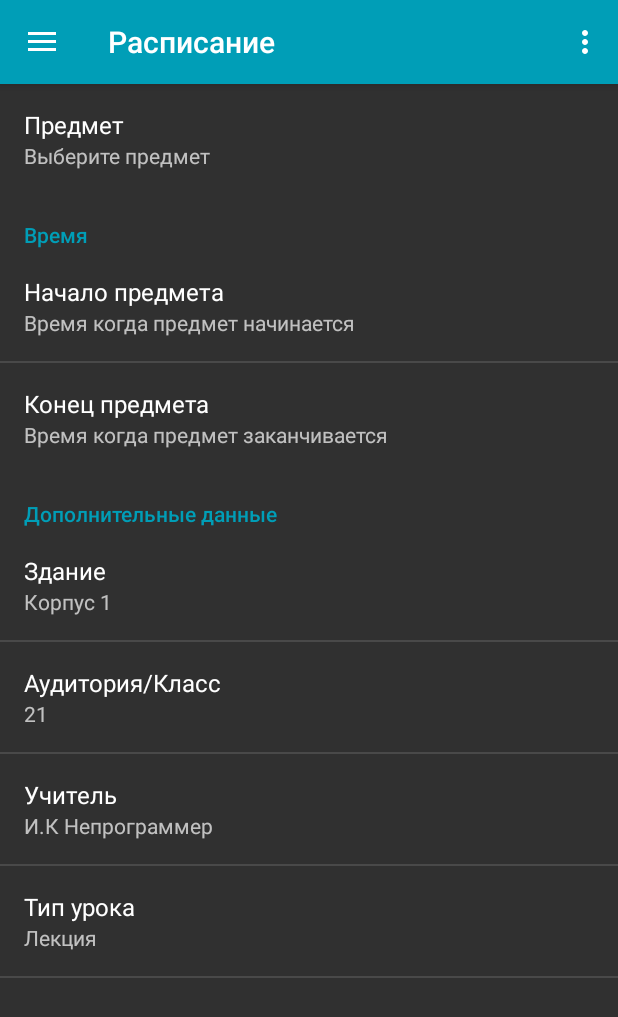
After one commit to GrechkaFromUA/TimeTable123, an Android app: the fragment AddSubFragment placed in its activity, on a phone screen of 412 x 824 dp. The commit adds this screen. Shown: the top 1017 px of the screen. Run offline under Robolectric (Android 15) with nearby library versions, the phone set to English and light mode, and no system bars; our stand-ins replace AdMob; libraries missing offline, so code that uses them is left out: android.support.v7.

Commit message:
Almost done

```diff
--- /dev/null
+++ b/app/src/main/java/maximprytyka/com/timetable/Fragmets/AddSubFragment.java
@@ -0,0 +1,57 @@
+package maximprytyka.com.timetable.Fragmets;
+
+import android.annotation.TargetApi;
+import android.content.Context;
+import android.os.Build;
+import android.os.Bundle;
+import android.preference.Preference;
+import android.preference.PreferenceFragment;
+import android.support.annotation.Nullable;
+import android.support.design.widget.FloatingActionButton;
+import android.support.v4.content.ContextCompat;
+import android.widget.Toast;
+
+import maximprytyka.com.timetable.R;
+
+
+public class AddSubFragment extends PreferenceFragment {
+
+    @TargetApi(Build.VERSION_CODES.M)
+    @Nullable
+
+    @Override
+    public void onCreate(final Bundle savedInstanceState) {
+
+
+
+        super.onCreate(savedInstanceState);
+        addPreferencesFromResource(R.xml.addsub); //файл в папці res/xml
+
+        FloatingActionButton fab = getFab(getActivity());
+        fab.setImageDrawable(ContextCompat.getDrawable(getActivity(), R.drawable.ic_accept));
+
+        Preference preference = findPreference("time_start"); //найти пункт по параметру "key"
+        preference.setOnPreferenceClickListener(new Preference.OnPreferenceClickListener() {
+            @Override
+            public boolean onPreferenceClick(Preference preference) {
+
+                //Дія при нажатті
+                Toast.makeText(getActivity(), "clicked", Toast.LENGTH_SHORT).show();
+
+                return false;
+            }
+        });
+    }
+
+
+
+
+    public FloatingActionButton getFab(Context context) {
+        FloatingActionButton fab = new FloatingActionButton(context);
+
+
+
+        return fab;
+    }
+
+}
--- a/app/src/main/java/maximprytyka/com/timetable/Fragmets/DayItem.java
+++ b/app/src/main/java/maximprytyka/com/timetable/Fragmets/DayItem.java
@@ -1,19 +1,21 @@
 package maximprytyka.com.timetable.Fragmets;
 
 import android.app.Activity;
+import android.app.FragmentManager;
 import android.content.Context;
 import android.view.LayoutInflater;
 import android.view.View;
 import android.widget.Button;
 import android.widget.LinearLayout;
 import android.widget.TextView;
+import android.widget.Toast;
 
 import java.util.ArrayList;
 
 import maximprytyka.com.timetable.R;
 import maximprytyka.com.timetable.SubjectItem;
 
-import static android.support.v7.preference.R.id.wrap_content;
+
 
 
 /**
@@ -56,6 +58,14 @@ public class DayItem {
            params.height=0;
        }
         bt.setLayoutParams(params);
+
+       bt.setOnClickListener(new View.OnClickListener() {
+           @Override
+           public void onClick(View view) {
+               activity.getFragmentManager().beginTransaction().replace(R.id.content_frame, new AddSubFragment()).commit();
+
+           }
+       });
        TextView tw = (TextView) ll.findViewById(R.id.dayName);
 
        String day = dayName.substring(0,1).toUpperCase() + dayName.substring(1).toLowerCase();
@@ -89,6 +99,4 @@ public class DayItem {
 
 
 
-
-
 }
--- a/app/src/main/java/maximprytyka/com/timetable/Fragmets/MainScreenFragment.java
+++ b/app/src/main/java/maximprytyka/com/timetable/Fragmets/MainScreenFragment.java
@@ -79,7 +79,7 @@ public class MainScreenFragment extends Fragment {
 
         final FloatingActionButton fab = (FloatingActionButton) v.findViewById(R.id.fab_main);
         fab.bringToFront();
-        fab.setImageDrawable(ContextCompat.getDrawable(getActivity(), R.drawable.ic_plus));
+        fab.setImageDrawable(ContextCompat.getDrawable(getActivity(), R.drawable.ic_edit));
         fab.setClickable(true);
 
         fab.setOnClickListener(new View.OnClickListener() {
@@ -99,7 +99,7 @@ public class MainScreenFragment extends Fragment {
                         break;
 
                     case 1:
-                        fab.setImageDrawable(ContextCompat.getDrawable(getActivity(), R.drawable.ic_plus));
+                        fab.setImageDrawable(ContextCompat.getDrawable(getActivity(), R.drawable.ic_edit));
                         MethodHelper.swap = 0;
                         removeAllView(v);
                         startMain(v);
@@ -228,4 +228,6 @@ public class MainScreenFragment extends Fragment {
 
     }
 
+
+
 }
--- /dev/null
+++ b/app/src/main/res/xml/addsub.xml
@@ -0,0 +1,41 @@
+<PreferenceScreen xmlns:android="http://schemas.android.com/apk/res/android">
+    <Preference
+        android:summary="Выберите предмет"
+        android:key="subject"
+        android:title="Предмет">
+    </Preference>
+    <PreferenceCategory android:title="Время">
+        <Preference
+            android:summary="Время когда предмет начинается"
+            android:key="time_start"
+            android:title="Начало предмета">
+        </Preference>
+        <Preference
+            android:summary="Время когда предмет заканчивается"
+            android:key="time_end"
+            android:title="Конец предмета">
+        </Preference>
+    </PreferenceCategory>
+    <PreferenceCategory android:title="Дополнительные данные">
+        <Preference
+            android:summary="Корпус 1"
+            android:key="building"
+            android:title="Здание">
+        </Preference>
+        <EditTextPreference
+            android:key="room"
+            android:title="Аудитория/Класс"
+            android:summary="21"
+            android:defaultValue="*"/>
+        <Preference
+            android:summary="И.К Непрограммер"
+            android:key="teacher"
+            android:title="Учитель">
+        </Preference>
+        <Preference
+            android:summary="Лекция"
+            android:key="lesson_type"
+            android:title="Тип урока">
+        </Preference>
+    </PreferenceCategory>
+</PreferenceScreen>
```
